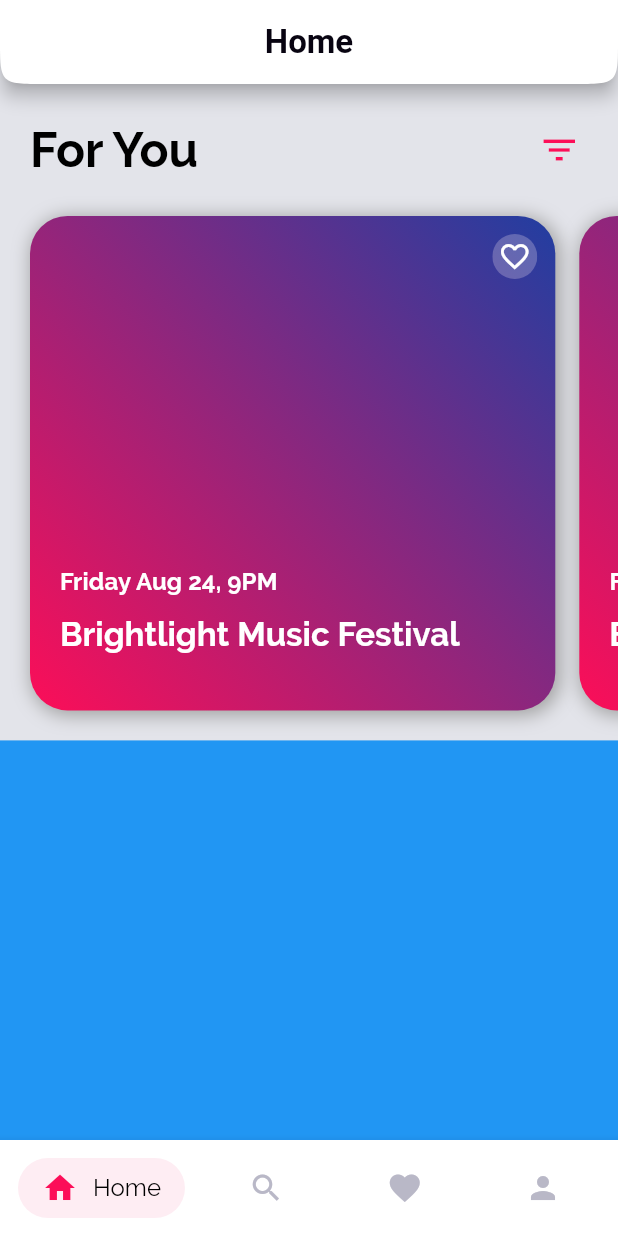
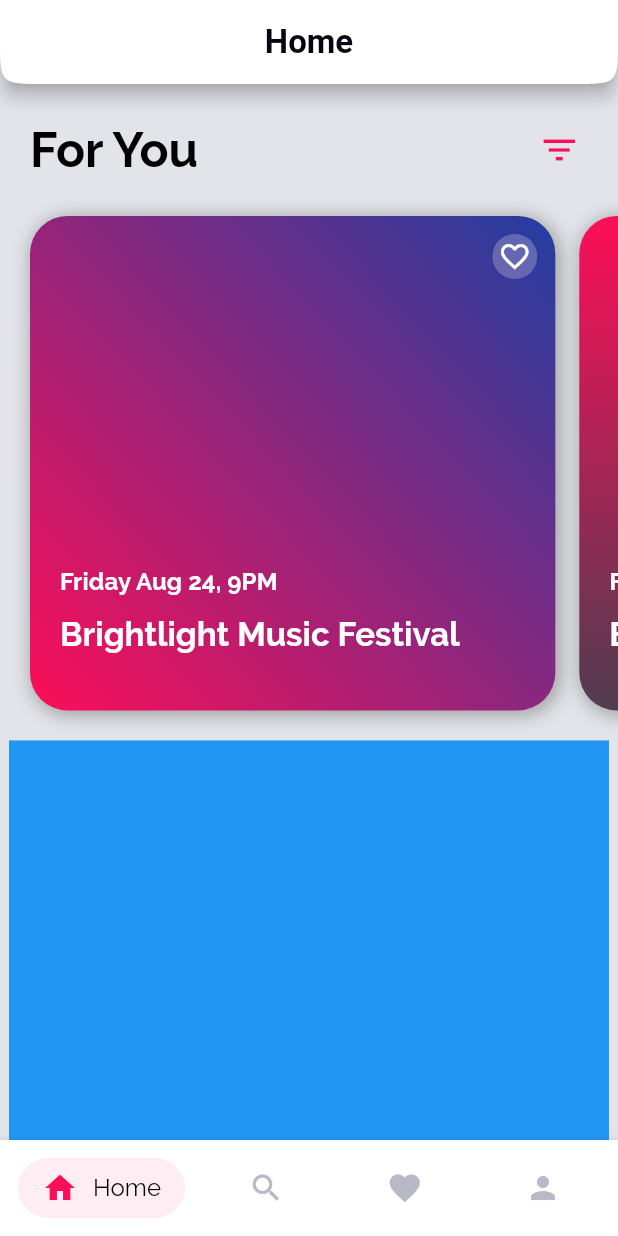
Before and after one commit to RahulNagaraj/tech_hub_ui, a Flutter app: the screen it shows after launch, on a phone screen of 412 x 824 dp. Run offline on Flutter 3.47's test engine with Material 2 defaults, Android fonts, the phone set to English and light mode, and no system bars.

Commit message:
add gradients to card

```diff
--- a/lib/pages/home_page.dart
+++ b/lib/pages/home_page.dart
@@ -1,9 +1,9 @@
 import 'package:flutter/material.dart';
-import 'package:techhubui/widgets/event_card.dart';
 
 import '../models/nativation_bar_item.dart';
 import '../styles/colors.dart';
 import '../widgets/bottom_navigation_bar.dart';
+import '../widgets/event_card.dart';
 import '../widgets/heading.dart';
 
 class HomePage extends StatefulWidget {
@@ -27,18 +27,26 @@ class _HomePageState extends State<HomePage> {
 
     List<Widget> _buildEventCards() {
       List<Widget> _eventCards = new List();
+      final List<LinearGradient> gradient = [event1, event2, event3];
       for (int i = 0; i < 3; i++) {
         _eventCards.add(
-          Padding(
-            padding: const EdgeInsets.only(right: 16.0),
-            child: EventCard(
+          EventCard(
             deviceWidth: _deviceWidth,
             deviceHeight: _deviceHeight,
             title: 'Brightlight Music Festival',
             subTitle: 'Friday Aug 24, 9PM',
-            ),
+            gradient: gradient[i],
           ),
         );
+        // So that we don't add extra width of 16 px to the last card
+        // TODO: change the value to last index in the list
+        if (i != 2) {
+          _eventCards.add(
+            SizedBox(
+              width: 16.0,
+            ),
+          );
+        }
       }
       return _eventCards;
     }
@@ -55,8 +63,8 @@ class _HomePageState extends State<HomePage> {
         ),
       ),
       body: SingleChildScrollView(
+        physics: BouncingScrollPhysics(),
         scrollDirection: Axis.vertical,
-        physics: BouncingScrollPhysics(),
         child: Padding(
           padding: const EdgeInsets.symmetric(vertical: 20.0),
           child: Column(
@@ -85,22 +93,23 @@ class _HomePageState extends State<HomePage> {
                 ),
               ),
               SingleChildScrollView(
+                physics: BouncingScrollPhysics(),
                 scrollDirection: Axis.horizontal,
-                physics: BouncingScrollPhysics(),
-                padding: const EdgeInsets.only(
-                  left: 20.0,
-                  top: 20.0,
-                  bottom: 20.0,
-                ),
+                padding: const EdgeInsets.symmetric(vertical: 20.0),
+                child: Padding(
+                  padding: const EdgeInsets.symmetric(horizontal: 20.0),
                   child: Row(
                     children: _buildEventCards(),
                   ),
                 ),
+              ),
               Container(
+                width: 400,
                 height: 400,
                 color: Colors.blue,
               ),
               Container(
+                width: 400,
                 height: 400,
                 color: Colors.green,
               ),
--- a/lib/styles/colors.dart
+++ b/lib/styles/colors.dart
@@ -8,3 +8,27 @@ final Color tertiaryTintColor = Color(0xFFFEEDF3);
 final Color greyTextColor = Color(0xFFB9B8C7);
 final Color brownTextColor = Color(0xFF513C50);
 final Color darkBlueColor = Color(0xFF09125F);
+
+final LinearGradient event1 = LinearGradient(
+  colors: [secondaryTextColor, tertiaryTextColor],
+  begin: Alignment.topRight,
+  end: Alignment.bottomLeft,
+);
+
+final LinearGradient event2 = LinearGradient(
+  colors: [tertiaryTextColor, brownTextColor],
+  begin: Alignment.topRight,
+  end: Alignment.bottomRight,
+);
+
+final LinearGradient event3 = LinearGradient(
+  colors: [secondaryTextColor, tertiaryTextColor],
+  begin: Alignment.topLeft,
+  end: Alignment.topRight,
+);
+
+final LinearGradient event4 = LinearGradient(
+  colors: [secondaryTextColor, tertiaryTextColor],
+  begin: Alignment.topRight,
+  end: Alignment.bottomLeft,
+);
--- a/lib/widgets/event_card.dart
+++ b/lib/widgets/event_card.dart
@@ -7,14 +7,16 @@ class EventCard extends StatelessWidget {
   final double deviceHeight;
   final String title;
   final String subTitle;
+  final LinearGradient gradient;
 
-  const EventCard(
-      {Key key,
-      this.deviceWidth,
-      this.deviceHeight,
-      @required this.title,
-      @required this.subTitle})
-      : assert(title != null),
+  const EventCard({
+    Key key,
+    this.deviceWidth,
+    this.deviceHeight,
+    @required this.title,
+    @required this.subTitle,
+    this.gradient,
+  })  : assert(title != null),
         assert(subTitle != null),
         super(key: key);
 
@@ -24,10 +26,7 @@ class EventCard extends StatelessWidget {
       width: deviceWidth * 0.85,
       height: deviceHeight * 0.40,
       decoration: BoxDecoration(
-        gradient: LinearGradient(
-            colors: [secondaryTextColor, tertiaryTextColor],
-            begin: Alignment.topRight,
-            end: Alignment.bottomLeft),
+        gradient: gradient,
         borderRadius: BorderRadius.circular(25.0),
         boxShadow: [
           BoxShadow(
```
Lines whose indentation alone changed are shown as unchanged.
